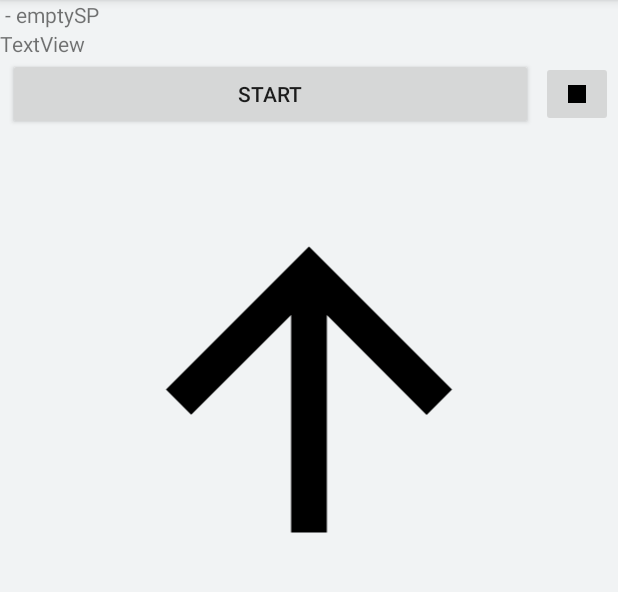
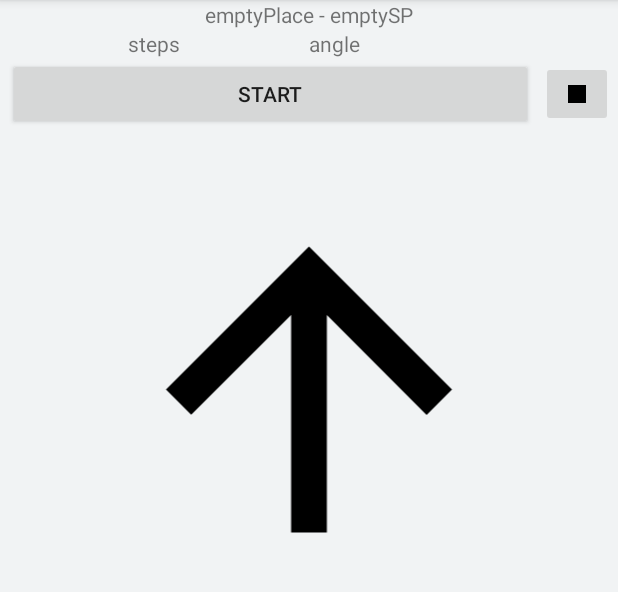
Before and after one commit to saumyaprakash30/Voice-assisting-Tourist-Guide, an Android app: the MainActivity screen opened directly, with no data from a screen before it, on a phone screen of 412 x 824 dp, the part 84-676 px from its top. Run offline under Robolectric (Android 15) with nearby library versions, the phone set to English and light mode, and no system bars.

Commit message:
button error

```diff
--- a/app/src/main/res/layout/activity_main.xml
+++ b/app/src/main/res/layout/activity_main.xml
@@ -11,27 +11,34 @@
     <LinearLayout
         android:layout_width="match_parent"
         android:layout_height="wrap_content"
-        android:orientation="horizontal">
+        android:orientation="vertical">
+
+        <TextView
+            android:id="@+id/tvStep"
+            android:layout_width="match_parent"
+            android:layout_height="wrap_content"
+            android:layout_weight="1"
+            android:gravity="center"
+            android:text="TextView" />
 
         <LinearLayout
-            android:layout_width="wrap_content"
-            android:layout_height="match_parent"
-            android:layout_weight="1"
-            android:orientation="vertical">
+            android:layout_width="match_parent"
+            android:layout_height="wrap_content">
 
             <TextView
-                android:id="@+id/tvStep"
+                android:id="@+id/textView2"
                 android:layout_width="match_parent"
                 android:layout_height="wrap_content"
                 android:layout_weight="1"
-                android:text="TextView" />
+                android:gravity="center"
+                android:text="steps" />
 
             <TextView
                 android:id="@+id/tvAngle"
                 android:layout_width="match_parent"
                 android:layout_height="wrap_content"
                 android:layout_weight="1"
-                android:text="TextView" />
+                android:text="angle" />
         </LinearLayout>
 
     </LinearLayout>
```
Also changed, not shown: app/src/main/java/com/example/indoguide/selectionScreen.java (+23 -5 lines).
